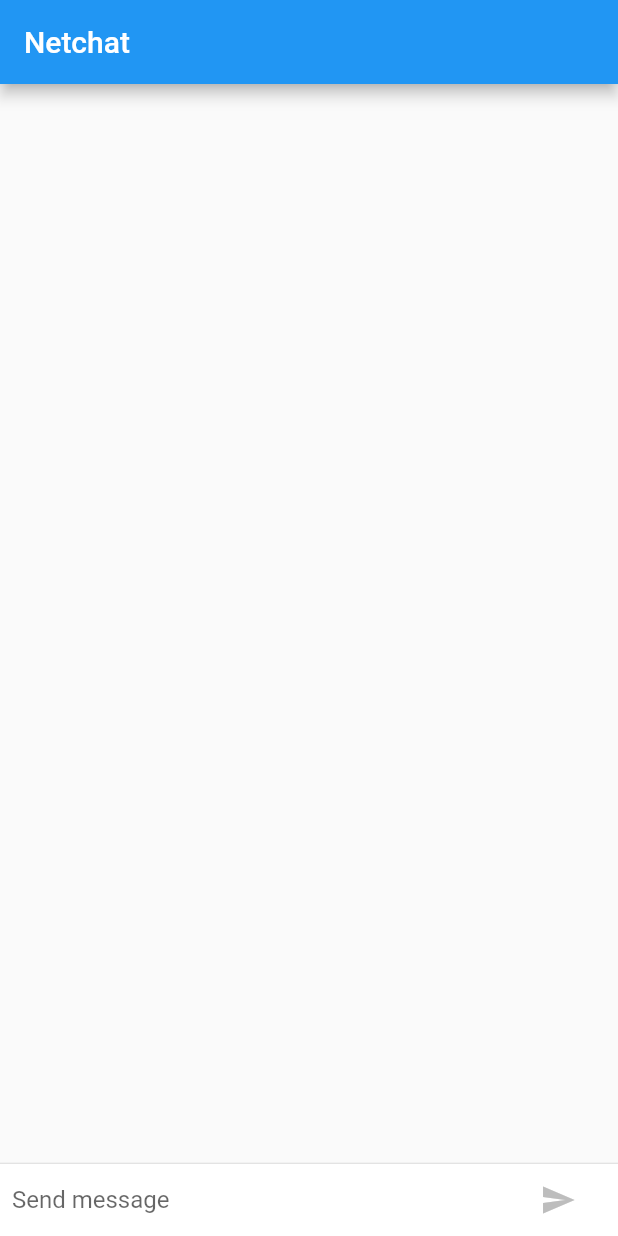
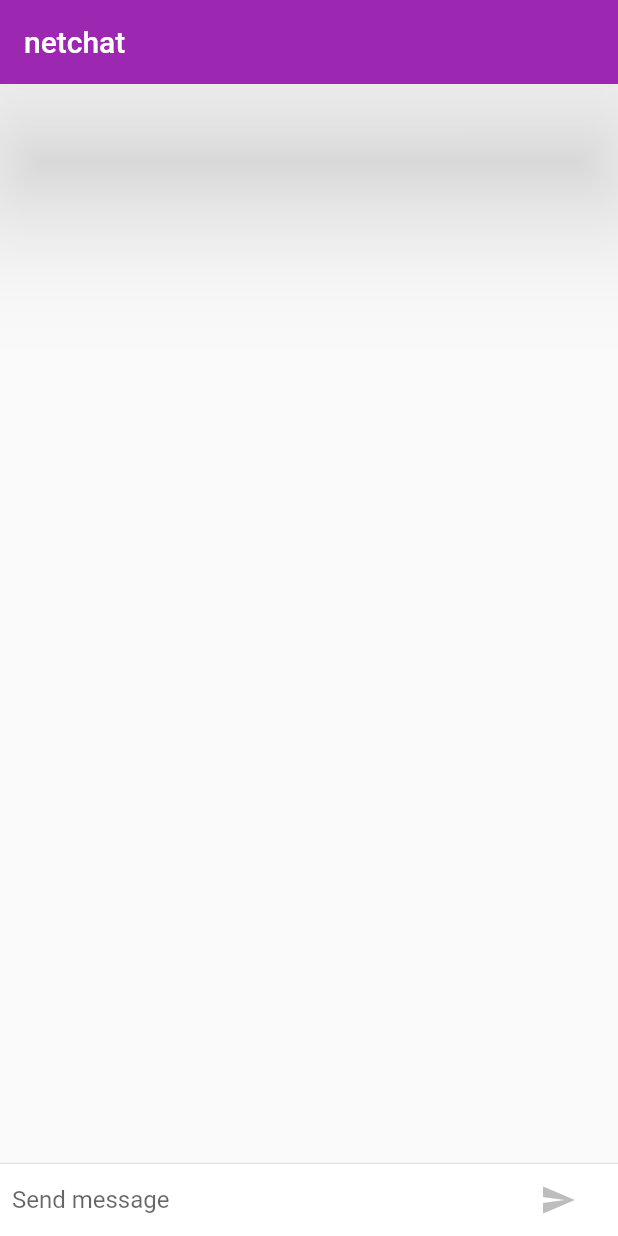
Before and after one commit to cfanatic/flutter-netchat, a Flutter app: the screen it shows after launch, on a phone screen of 412 x 824 dp. Run offline on Flutter 3.47's test engine with Material 2 defaults, Android fonts, the phone set to English and light mode, and no system bars.

Commit message:
Add iOS and Android themes

```diff
--- a/lib/main.dart
+++ b/lib/main.dart
@@ -1,15 +1,33 @@
-import 'package:flutter/material.dart';
+import "package:flutter/foundation.dart";
+import "package:flutter/material.dart";
+import "package:flutter/cupertino.dart";
+
+final ThemeData iOSTheme = new ThemeData(
+  primarySwatch: Colors.orange,
+  primaryColor: Colors.grey[100],
+  primaryColorBrightness: Brightness.light,
+  accentColor: Colors.orange[400],
+  accentColorBrightness: Brightness.light,
+);
+
+final ThemeData androidTheme = new ThemeData(
+  primarySwatch: Colors.purple,
+  accentColor: Colors.orangeAccent[400],
+);
 
 void main() => runApp(Netchat());
 
 class Netchat extends StatelessWidget {
-  final title = "Netchat";
+  final title = "netchat";
 
   @override
   Widget build(BuildContext context) {
     return MaterialApp(
       debugShowCheckedModeBanner: false,
       title: title,
+      theme: Theme.of(context).platform == TargetPlatform.iOS
+          ? iOSTheme
+          : androidTheme,
       home: ChatScreen(title: title),
     );
   }
@@ -37,8 +55,9 @@
       vsync: this,
       duration: Duration(milliseconds: 300),
     );
-    // "BuildContext" object is a handle to the location of a widget in your app's widget tree
-    _tweenButton = ColorTween(begin: Colors.grey[400], end: Colors.blue[700])
+    // "BuildContext" object is a handle to the location of a widget in your app"s widget tree
+    _tweenButton =
+        ColorTween(begin: Colors.grey[400], end: iOSTheme.accentColor)
             .animate(_animationButton);
     super.initState();
   }
@@ -58,8 +77,17 @@
     return Scaffold(
       appBar: AppBar(
         title: Text(widget.title),
+        // "elevation" property defines the z-coordinates of the AppBar
+        // z-coordinate value of 0.0 has no shadow (iOS) and a value of 4.0 has a defined shadow (Android)
+        elevation:
+            Theme.of(context).platform == TargetPlatform.iOS ? 0.0 : 40.0,
       ),
-      body: Column(
+      body: Container(
+        decoration: Theme.of(context).platform == TargetPlatform.iOS
+            ? BoxDecoration(
+                border: Border(top: BorderSide(color: Colors.grey[200]),),)
+            : null,
+        child: Column(
           children: <Widget>[
             // Flexible as a parent of ListView lets the list of received messages expand to fill the Column height while TextField remains a fixed size
             Flexible(
@@ -83,6 +111,7 @@
               child: _buildTextComposer(),
             ),
           ],
+        ),
       ),
     );
   }
@@ -121,7 +150,7 @@
       margin: const EdgeInsets.symmetric(horizontal: 8.0),
       child: Row(
         children: <Widget>[
-          // Flexible tells the Row to automatically size the TextField to use the remaining space that isn't used by the button
+          // Flexible tells the Row to automatically size the TextField to use the remaining space that isn"t used by the button
           Flexible(
             child: TextField(
               // every callback needs a handle and so the function shall have the word "handle" in its name
@@ -138,16 +167,28 @@
           Container(
               // units here are logical pixels that get translated into a specific number of physical pixels
               margin: EdgeInsets.symmetric(horizontal: 8.0),
-              child: AnimatedBuilder(
+              child: Theme.of(context).platform == TargetPlatform.iOS
+                  ? AnimatedBuilder(
+                      animation: _animationButton,
+                      builder: (context, child) => CupertinoButton(
+                        child: Text(
+                          "Send",
+                          style: TextStyle(color: _tweenButton.value),
+                        ),
+                        onPressed: _isComposing
+                            ? () => _handleSubmitted(_textController.text)
+                            : null,
+                      ),
+                    )
+                  : AnimatedBuilder(
                       animation: _animationButton,
                       builder: (context, child) => IconButton(
-                  // "_isComposing" variable controls the behavior and the visual appearance of the Send button
+                        color: _tweenButton.value,
+                        icon: Icon(Icons.send),
+                        tooltip: "Send message",
                         onPressed: () => _isComposing
                             ? _handleSubmitted(_textController.text)
                             : null,
-                  color: _tweenButton.value,
-                  icon: Icon(Icons.send),
-                  tooltip: "Send message",
                       ),
                     ))
         ],
@@ -170,9 +211,7 @@
     // CurvedAnimation object in conjunction with the SizeTransition produces an ease-out animation effect
     return SizeTransition(
       sizeFactor: CurvedAnimation(
-        parent: animationControllerMessage,
-        curve: Curves.elasticOut
-      ),
+          parent: animationControllerMessage, curve: Curves.elasticOut),
       axisAlignment: 0.0,
       child: Container(
         margin: const EdgeInsets.symmetric(vertical: 10.0),
```
Lines whose indentation alone changed are shown as unchanged.
